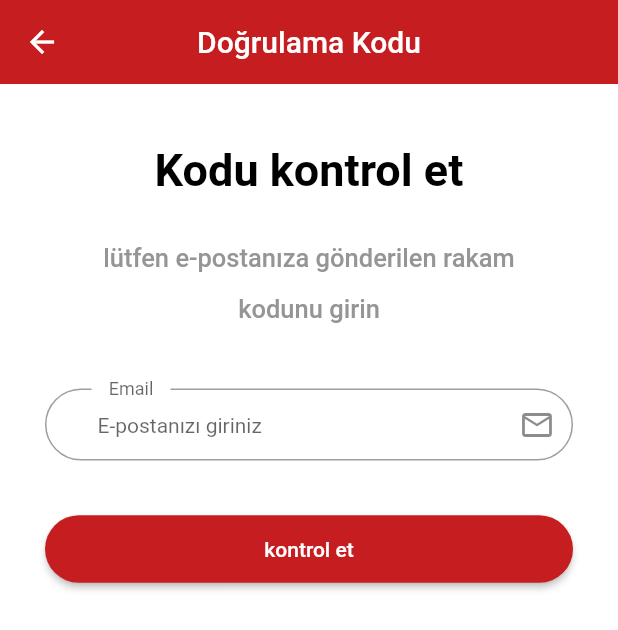
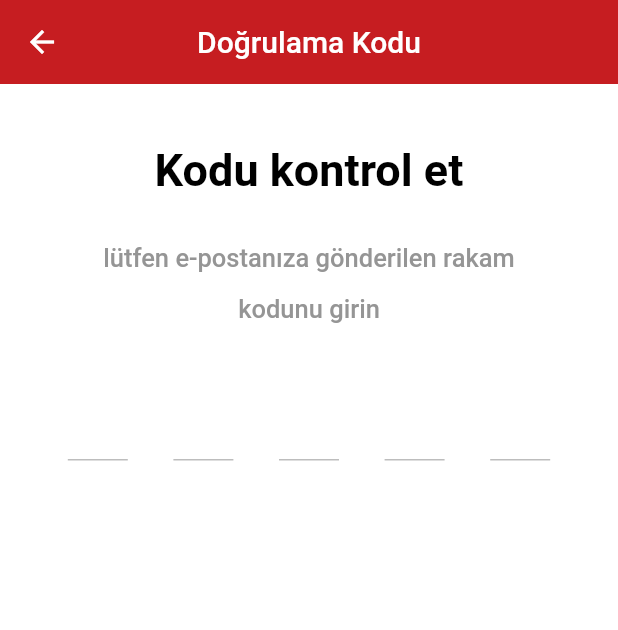
Before and after one commit to asab63/3301456_193301093, a Flutter app: the VerfiyCode screen opened by its route, on a phone screen of 412 x 824 dp. Shown: the top 630 px of the screen. Run offline on Flutter 3.47's test engine with Material 2 defaults, Android fonts, the light colour scheme and no system bars; drawn by our look-alikes of otp_text_field; our stand-ins replace get.

Commit message:
add new yaml

```diff
--- a/lib/view/screen/auth/verfiycode.dart
+++ b/lib/view/screen/auth/verfiycode.dart
@@ -6,6 +6,8 @@ import 'package:ahmet_usta/view/widget/auth/customtextformauth.dart';
 import 'package:ahmet_usta/view/widget/auth/customtexttitleauth.dart';
 import 'package:flutter/material.dart';
 import 'package:get/get.dart';
+import 'package:otp_text_field/otp_text_field.dart';
+import 'package:otp_text_field/style.dart';
 
 class VerfiyCode extends StatelessWidget {
   const VerfiyCode({super.key});
@@ -33,16 +35,17 @@ class VerfiyCode extends StatelessWidget {
               const CustomTextBodyAuth(
                   text: "lütfen e-postanıza gönderilen rakam kodunu girin"),
               const SizedBox(height: 40),
-              CustomTextFormAuth(
-                mycontroller: controller.email,
-                hintText: "E-postanızı giriniz",
-                labeltext: "Email",
-                iconData: Icons.email_outlined,
-                //mycontroller: mycontroller
+              OTPTextField(
+                length: 5,
+                width: MediaQuery.of(context).size.width,
+                fieldWidth: 40,
+                style: const TextStyle(fontSize: 17),
+                textFieldAlignment: MainAxisAlignment.spaceAround,
+                fieldStyle: FieldStyle.underline,
+                onCompleted: (pin) {
+                  print("Completed: " + pin);
+                },
               ),
-              const SizedBox(height: 25),
-              CustomButtonAuth(text: "kontrol et", onPressed: () {}),
-              const SizedBox(height: 30),
             ],
           )),
     );
--- a/pubspec.yaml
+++ b/pubspec.yaml
@@ -77,6 +77,7 @@ dependencies:
   device_preview: ^0.7.5
   responsive_builder: ^0.4.2
   image_pickers: ^2.0.0+2
+  otp_text_field: ^1.1.3
 
 dev_dependencies:
   flutter_test:
```
Also changed, not shown: pubspec.lock.
